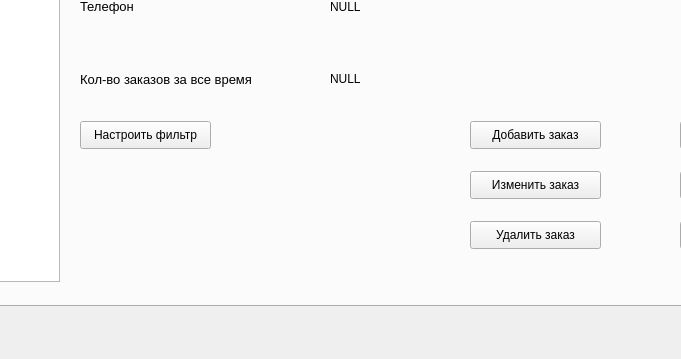
This is ui/mainwin.ui in Tr0ub1e/Izbushka as Qt 5 draws it before an edit; both pictures show x 232 to 913 and y 380 to 739 of the 1055 by 739 pixel window. The edited form follows.
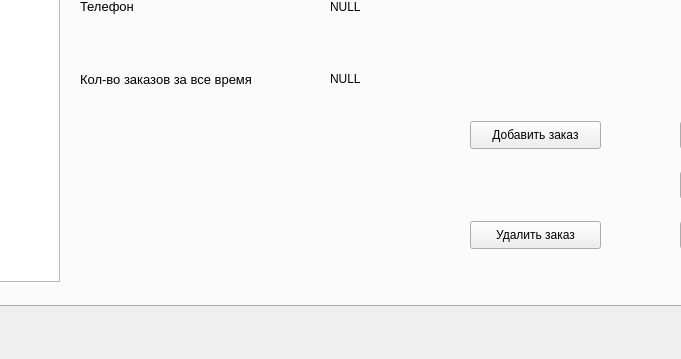
This is the edited form.

```diff
--- a/ui/mainwin.ui
+++ b/ui/mainwin.ui
@@ -158,19 +158,6 @@
        </item>
       </layout>
      </widget>
-     <widget class="QPushButton" name="setFilterCust">
-      <property name="geometry">
-       <rect>
-        <x>300</x>
-        <y>470</y>
-        <width>131</width>
-        <height>28</height>
-       </rect>
-      </property>
-      <property name="text">
-       <string>Настроить фильтр</string>
-      </property>
-     </widget>
      <widget class="QPushButton" name="addCust">
       <property name="geometry">
        <rect>
@@ -299,19 +286,6 @@
        <string>Удалить заказ</string>
       </property>
      </widget>
-     <widget class="QPushButton" name="changeZakaz">
-      <property name="geometry">
-       <rect>
-        <x>690</x>
-        <y>520</y>
-        <width>131</width>
-        <height>28</height>
-       </rect>
-      </property>
-      <property name="text">
-       <string>Изменить заказ</string>
-      </property>
-     </widget>
     </widget>
     <widget class="QWidget" name="tab">
      <attribute name="title">
```
Left out of the diff: 13 changed lines with no effect on the pictures.
